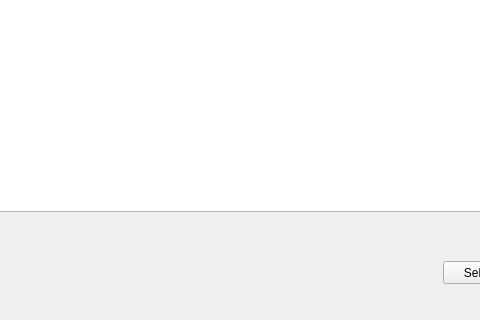
First picture: the form in ProjectbuildPc/Ui/SelectRAM.ui, repository lomamaster/pyqt5_finalP, before the edit; both pictures show x 227 to 707 and y 329 to 649 of the 860 by 649 pixel window.
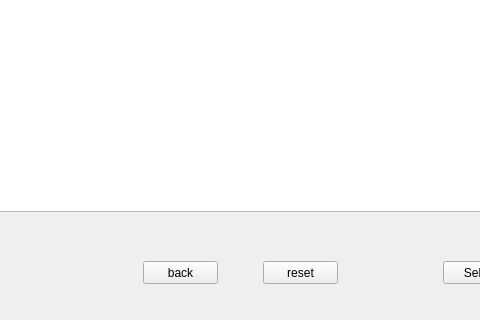
Second picture: the form after the edit.

Diff of the .ui file:
```diff
--- a/ProjectbuildPc/Ui/SelectRAM.ui
+++ b/ProjectbuildPc/Ui/SelectRAM.ui
@@ -62,6 +62,38 @@
      <width>821</width>
      <height>401</height>
     </rect>
+   </property>
+   <property name="selectionMode">
+    <enum>QAbstractItemView::SingleSelection</enum>
+   </property>
+   <property name="selectionBehavior">
+    <enum>QAbstractItemView::SelectRows</enum>
+   </property>
+  </widget>
+  <widget class="QPushButton" name="pushreset">
+   <property name="geometry">
+    <rect>
+     <x>490</x>
+     <y>590</y>
+     <width>75</width>
+     <height>23</height>
+    </rect>
+   </property>
+   <property name="text">
+    <string>reset</string>
+   </property>
+  </widget>
+  <widget class="QPushButton" name="pushBack">
+   <property name="geometry">
+    <rect>
+     <x>370</x>
+     <y>590</y>
+     <width>75</width>
+     <height>23</height>
+    </rect>
+   </property>
+   <property name="text">
+    <string>back</string>
    </property>
   </widget>
  </widget>
```
Left out of the diff: 2 changed lines with no effect on the pictures.
